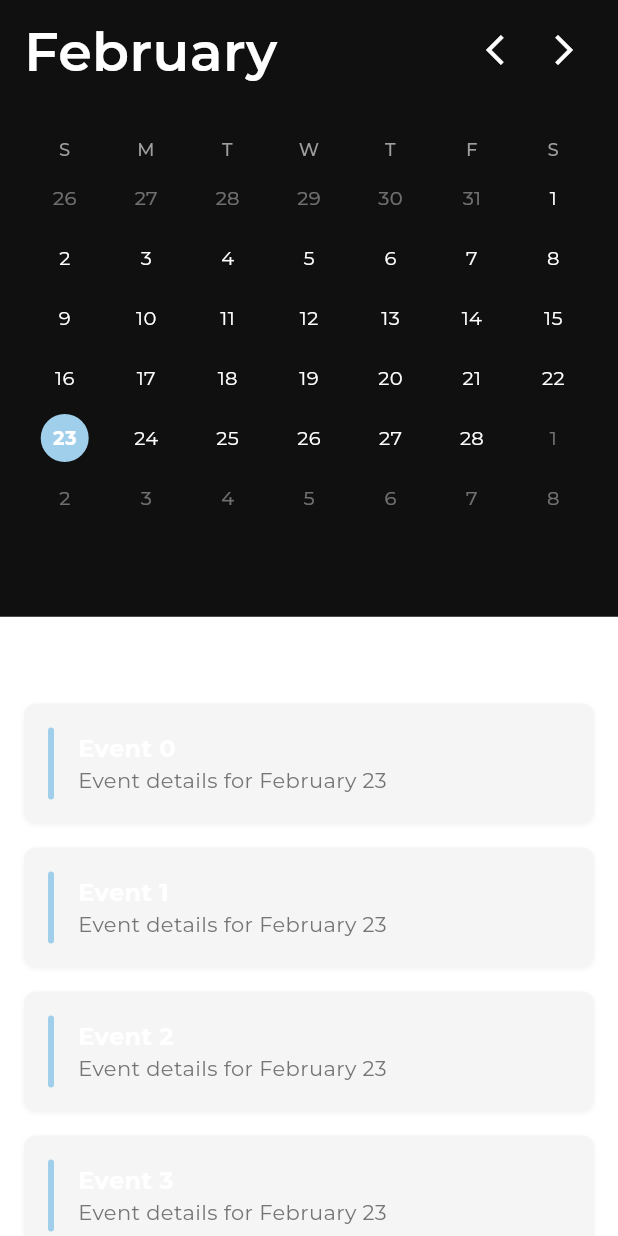
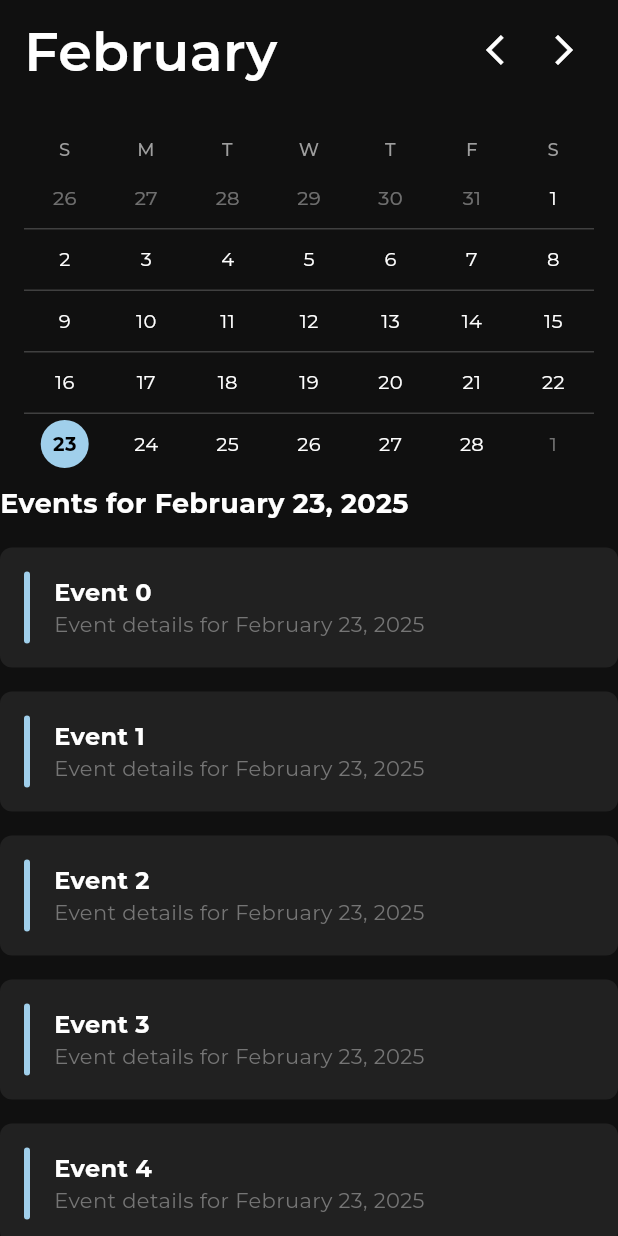
Before and after one commit to Connect-Ed-Devs/connect_ed_2, a Flutter app: the CalendarPage screen opened directly, after a tap on "23", on a phone screen of 412 x 824 dp. Run offline on Flutter 3.47's test engine with Material 3 defaults, Android fonts, the phone set to English and light mode, and no system bars; our stand-ins replace firebase_core; accounts and stored records are empty; generated files the repository leaves out were written again; project files that could hold a hidden picture were left out.

Commit message:
feat: created functional calendar with collapsing

```diff
--- a/lib/frontend/calendar/calendar.dart
+++ b/lib/frontend/calendar/calendar.dart
@@ -22,7 +22,7 @@ class _CalendarPageState extends State<CalendarPage> with TickerProviderStateMix
 
   // Month formatter
   final DateFormat _monthFormatter = DateFormat('MMMM');
-  final DateFormat _dateFormatter = DateFormat('MMMM d');
+  final DateFormat _dateFormatter = DateFormat('MMMM dd, yyyy');
 
   @override
   void dispose() {
@@ -65,8 +65,29 @@ class _CalendarPageState extends State<CalendarPage> with TickerProviderStateMix
     });
   }
 
+  // Add method to calculate calendar height
+  double _getCalendarHeight(DateTime month) {
+    final firstDay = DateTime(month.year, month.month, 1);
+    final lastDay = DateTime(month.year, month.month + 1, 0);
+
+    final firstDayOffset = firstDay.weekday % 7;
+    final lastDayOffset = lastDay.weekday % 7;
+
+    final daysToShow = firstDayOffset + lastDay.day + (6 - lastDayOffset);
+    final weekCount = (daysToShow / 7).ceil();
+
+    const double SINGLE_WEEK_HEIGHT = 40.0; // Match updated widget constant
+    const double HEADER_HEIGHT = 32.0; // Match updated widget constant
+    const double TOTAL_VERTICAL_PADDING = 0.0; // Increased padding
+
+    return HEADER_HEIGHT + (SINGLE_WEEK_HEIGHT * weekCount) + TOTAL_VERTICAL_PADDING;
+  }
+
   @override
   Widget build(BuildContext context) {
+    // Calculate the maximum height needed for the current month
+    final double maxCalendarHeight = _getCalendarHeight(_currentMonth);
+
     return Scaffold(
       body: CustomScrollView(
         controller: _scrollController,
@@ -88,12 +109,12 @@ class _CalendarPageState extends State<CalendarPage> with TickerProviderStateMix
 
           SliverToBoxAdapter(child: SizedBox(height: 16)),
 
-          // Calendar widget with selected date support
+          // Update the SliverPersistentHeader with dynamic maxHeight
           SliverPersistentHeader(
             pinned: true,
             delegate: _SliverHeaderDelegate(
-              minHeight: 90,
-              maxHeight: 320,
+              minHeight: 64,
+              maxHeight: maxCalendarHeight,
               child: CalendarMonthProvider(
                 currentMonth: _currentMonth,
                 selectedDate: _selectedDate,
@@ -106,8 +127,6 @@ class _CalendarPageState extends State<CalendarPage> with TickerProviderStateMix
           // Content below calendar
           SliverToBoxAdapter(
             child: Container(
-              color: Colors.white,
-              padding: const EdgeInsets.all(16),
               child: Column(
                 crossAxisAlignment: CrossAxisAlignment.start,
                 children: [
@@ -123,7 +142,7 @@ class _CalendarPageState extends State<CalendarPage> with TickerProviderStateMix
                       child: Container(
                         height: 80,
                         decoration: BoxDecoration(
-                          color: Colors.grey[100],
+                          color: Colors.grey[900],
                           borderRadius: BorderRadius.circular(8),
                           boxShadow: [
                             BoxShadow(color: Colors.black.withOpacity(0.05), blurRadius: 2, offset: const Offset(0, 1)),
--- a/lib/frontend/calendar/calendar_widget.dart
+++ b/lib/frontend/calendar/calendar_widget.dart
@@ -9,9 +9,41 @@ class CalendarWidget extends StatefulWidget {
   State<CalendarWidget> createState() => _CalendarWidgetState();
 }
 
-class _CalendarWidgetState extends State<CalendarWidget> {
+class _CalendarWidgetState extends State<CalendarWidget> with TickerProviderStateMixin {
   // Track which week to display based on selected date
   late int _currentWeekIndex;
+
+  // Add controller for the animation
+  final Map<DateTime, AnimationController> _controllers = {};
+
+  // Update constants for better spacing
+  static const double SINGLE_WEEK_HEIGHT = 40.0; // Increased from 36.0
+  static const double HEADER_HEIGHT = 32.0; // Increased from 28.0
+  static const double HORIZONTAL_PADDING = 16.0;
+  static const double WEEK_BOTTOM_PADDING = 0.0;
+
+  @override
+  void dispose() {
+    // Clean up all animation controllers
+    for (final controller in _controllers.values) {
+      controller.dispose();
+    }
+    super.dispose();
+  }
+
+  // Helper method to get or create animation controller for a date
+  AnimationController _getController(DateTime date) {
+    if (!_controllers.containsKey(date)) {
+      _controllers[date] = AnimationController(duration: const Duration(milliseconds: 250), vsync: this);
+    }
+    return _controllers[date]!;
+  }
+
+  // Helper method to trigger the animation
+  void _triggerAnimation(DateTime date) {
+    final controller = _getController(date);
+    controller.forward().then((_) => controller.reverse());
+  }
 
   // Generate calendar grid for the provided month
   List<List<DateTime>> _generateCalendarDays(DateTime month) {
@@ -19,25 +51,26 @@ class _CalendarWidgetState extends State<CalendarWidget> {
 
     // First day of the month
     final DateTime firstDay = DateTime(month.year, month.month, 1);
+    // Last day of the month
+    final DateTime lastDay = DateTime(month.year, month.month + 1, 0);
 
     // First day of the calendar grid (may be from the previous month)
-    // Adjust to start from Sunday (weekday 7 or 0)
     int firstDayOffset = firstDay.weekday % 7;
     final DateTime firstCalendarDay = firstDay.subtract(Duration(days: firstDayOffset));
 
-    // Generate 6 weeks to be safe (covers all month layouts)
-    for (int week = 0; week < 6; week++) {
+    // Calculate how many weeks we need
+    int lastDayOffset = lastDay.weekday % 7;
+    int daysToShow = firstDayOffset + lastDay.day + (6 - lastDayOffset);
+    int weeksNeeded = (daysToShow / 7).ceil();
+
+    // Generate only the needed weeks
+    for (int week = 0; week < weeksNeeded; week++) {
       final List<DateTime> weekDays = [];
       for (int day = 0; day < 7; day++) {
         final DateTime date = firstCalendarDay.add(Duration(days: week * 7 + day));
         weekDays.add(date);
       }
       result.add(weekDays);
-
-      // Stop if we've gone past the end of the month and completed the week
-      if (weekDays.last.month != month.month && weekDays.last.weekday == DateTime.sunday) {
-        break;
-      }
     }
 
     return result;
@@ -53,6 +86,11 @@ class _CalendarWidgetState extends State<CalendarWidget> {
       }
     }
     return 0; // Default to first week if not found
+  }
+
+  // Add method to calculate required height
+  double calculateRequiredHeight(List<List<DateTime>> days) {
+    return HEADER_HEIGHT + (SINGLE_WEEK_HEIGHT * days.length);
   }
 
   @override
@@ -75,6 +113,9 @@ class _CalendarWidgetState extends State<CalendarWidget> {
     // Generate calendar days based on current month
     List<List<DateTime>> days = _generateCalendarDays(currentMonth);
 
+    // Calculate the required height based on number of weeks
+    final double requiredHeight = calculateRequiredHeight(days);
+
     // Determine which week contains the selected date
     _currentWeekIndex = _getWeekIndex(days, selectedDate);
 
@@ -83,7 +124,7 @@ class _CalendarWidgetState extends State<CalendarWidget> {
 
     // Default values if provider isn't available
     bool showFullCalendar = true;
-    double currentHeight = 300; // Default full height
+    double currentHeight = requiredHeight; // Use calculated height as default
 
     // Use provider values if available
     if (heightInfo != null) {
@@ -91,20 +132,55 @@ class _CalendarWidgetState extends State<CalendarWidget> {
       currentHeight = heightInfo.currentHeight; // Use actual height from sliver
     }
 
-    // Calculate single week height for proper sizing
-    const double singleWeekHeight = 48.0; // Height of one week row including padding
-    const double headerHeight = 36.0; // Height of day header row + spacing
+    // Update the date container widget creation in both the full calendar and single week views
+    Widget buildDateContainer(DateTime date, bool isSelected, bool isCurrentMonth) {
+      final controller = _getController(date);
+
+      return FadeTransition(
+        opacity: Tween<double>(
+          begin: 1.0,
+          end: 0.5,
+        ).animate(CurvedAnimation(parent: controller, curve: Curves.easeInOut)),
+        child: GestureDetector(
+          onTap: () {
+            _triggerAnimation(date);
+            onDateSelected(date);
+          },
+          child: Container(
+            height: 32,
+            decoration: BoxDecoration(
+              color: isSelected ? Theme.of(context).colorScheme.primary : Colors.transparent,
+              shape: BoxShape.circle,
+            ),
+            alignment: Alignment.center,
+            child: Text(
+              date.day.toString(),
+              style: TextStyle(
+                fontSize: 13,
+                fontWeight: isSelected ? FontWeight.bold : FontWeight.normal,
+                color:
+                    isSelected
+                        ? Theme.of(context).colorScheme.onPrimary
+                        : isCurrentMonth
+                        ? Theme.of(context).colorScheme.onSurface
+                        : Theme.of(context).colorScheme.onSurface.withOpacity(0.4),
+              ),
+            ),
+          ),
+        ),
+      );
+    }
 
     return Container(
       color: Theme.of(context).colorScheme.surface,
-      height: currentHeight, // Explicitly set container height to match sliver height
+      height: currentHeight,
       child: ClipRect(
         child: OverflowBox(
-          minHeight: headerHeight + singleWeekHeight, // Minimum height shows one week + header
-          maxHeight: 400, // Max height for full calendar
+          minHeight: HEADER_HEIGHT + SINGLE_WEEK_HEIGHT, // Minimum height shows one week + header
+          maxHeight: requiredHeight, // Use calculated height instead of fixed value
           alignment: Alignment.topCenter,
           child: Padding(
-            padding: const EdgeInsets.symmetric(horizontal: 16),
+            padding: const EdgeInsets.symmetric(horizontal: HORIZONTAL_PADDING),
             child: Column(
               mainAxisSize: MainAxisSize.min,
               crossAxisAlignment: CrossAxisAlignment.stretch,
@@ -140,10 +216,12 @@ class _CalendarWidgetState extends State<CalendarWidget> {
                           days.asMap().entries.map((entry) {
                             int weekIndex = entry.key;
                             List<DateTime> week = entry.value;
+                            bool isLastWeek = weekIndex == days.length - 1;
 
-                            return Padding(
-                              padding: const EdgeInsets.only(bottom: 8.0),
-                              child: Row(
+                            return Column(
+                              mainAxisSize: MainAxisSize.min,
+                              children: [
+                                Row(
                                   mainAxisAlignment: MainAxisAlignment.spaceAround,
                                   children:
                                       week.map((date) {
@@ -153,37 +231,15 @@ class _CalendarWidgetState extends State<CalendarWidget> {
                                             date.month == selectedDate.month &&
                                             date.day == selectedDate.day;
 
-                                      return Expanded(
-                                        child: GestureDetector(
-                                          onTap: () => onDateSelected(date),
-                                          child: Container(
-                                            height: 32,
-                                            decoration: BoxDecoration(
-                                              color:
-                                                  isSelected
-                                                      ? Theme.of(context).colorScheme.primary
-                                                      : Colors.transparent,
-                                              shape: BoxShape.circle,
-                                            ),
-                                            alignment: Alignment.center,
-                                            child: Text(
-                                              date.day.toString(),
-                                              style: TextStyle(
-                                                fontSize: 13,
-                                                fontWeight: isSelected ? FontWeight.bold : FontWeight.normal,
-                                                color:
-                                                    isSelected
-                                                        ? Colors.white
-                                                        : isCurrentMonth
-                                                        ? Theme.of(context).colorScheme.onSurface
-                                                        : Theme.of(context).colorScheme.onSurface.withOpacity(0.4),
-                                              ),
-                                            ),
-                                          ),
-                                        ),
-                                      );
+                                        return Expanded(child: buildDateContainer(date, isSelected, isCurrentMonth));
                                       }).toList(),
                                 ),
+                                if (!isLastWeek)
+                                  Padding(
+                                    padding: const EdgeInsets.symmetric(vertical: 4),
+                                    child: Divider(height: 1, color: Theme.of(context).dividerColor.withOpacity(0.2)),
+                                  ),
+                              ],
                             );
                           }).toList(),
                     ),
@@ -202,32 +258,7 @@ class _CalendarWidgetState extends State<CalendarWidget> {
                                 date.month == selectedDate.month &&
                                 date.day == selectedDate.day;
 
-                            return Expanded(
-                              child: GestureDetector(
-                                onTap: () => onDateSelected(date),
-                                child: Container(
-                                  height: 32,
-                                  decoration: BoxDecoration(
-                                    color: isSelected ? Theme.of(context).colorScheme.primary : Colors.transparent,
-                                    shape: BoxShape.circle,
-                                  ),
-                                  alignment: Alignment.center,
-                                  child: Text(
-                                    date.day.toString(),
-                                    style: TextStyle(
-                                      fontSize: 13,
-                                      fontWeight: isSelected ? FontWeight.bold : FontWeight.normal,
-                                      color:
-                                          isSelected
-                                              ? Colors.white
-                                              : isCurrentMonth
-                                              ? Theme.of(context).colorScheme.onSurface
-                                              : Theme.of(context).colorScheme.onSurface.withOpacity(0.4),
-                                    ),
-                                  ),
-                                ),
-                              ),
-                            );
+                            return Expanded(child: buildDateContainer(date, isSelected, isCurrentMonth));
                           }).toList(),
                     ),
                   ),
```
Lines whose indentation alone changed are shown as unchanged.
